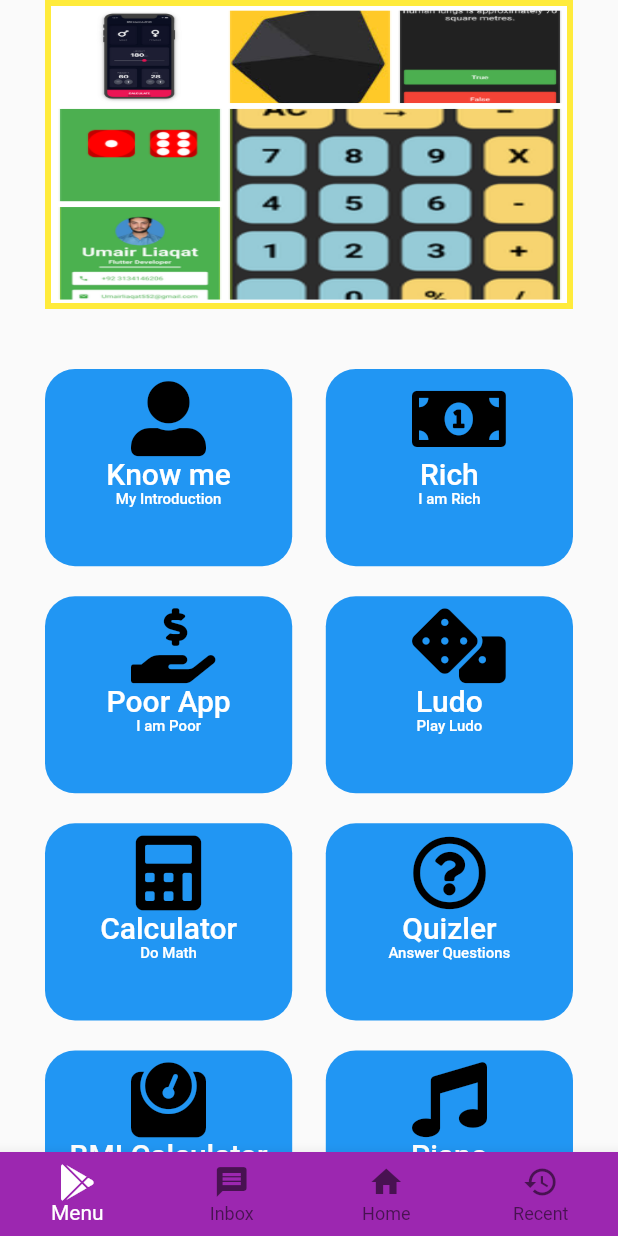
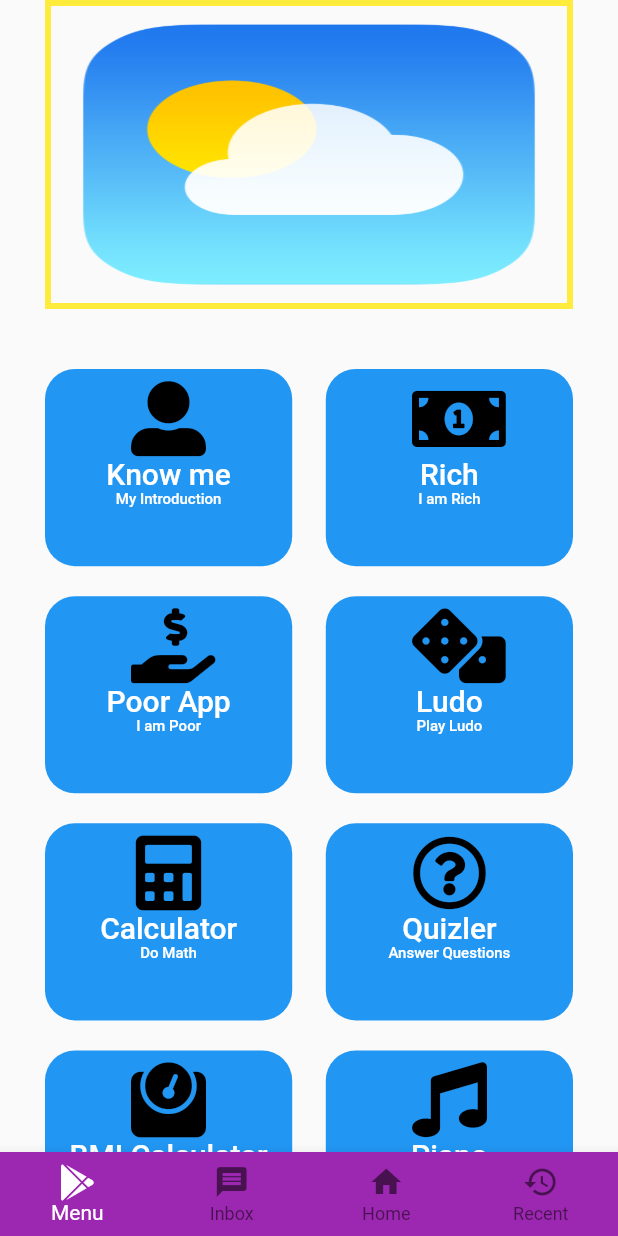
Before and after one commit to umairliaqat33/apps_combination, a Flutter app: the screen it shows after launch, on a phone screen of 412 x 824 dp. Run offline on Flutter 3.47's test engine with Material 2 defaults, Android fonts, the phone set to English and light mode, and no system bars; our stand-ins replace audioplayers, flutter_spinkit, font_awesome_flutter, geolocator, math_expressions, rflutter_alert.

Commit message:
Initial commit

```diff
--- a/lib/main.dart
+++ b/lib/main.dart
@@ -61,7 +61,7 @@ class _InterfaceResponsiveState extends State<InterfaceResponsive> {
                   width: 800,
                   height: het / 4,
                   child: Image.asset(
-                    'images/banner.png',
+                    'images/weatherapp.png',
                     height: 150,
                     fit: BoxFit.fill,
                     width: 900,
```
Also changed, not shown: images/weatherapp.png (added).
